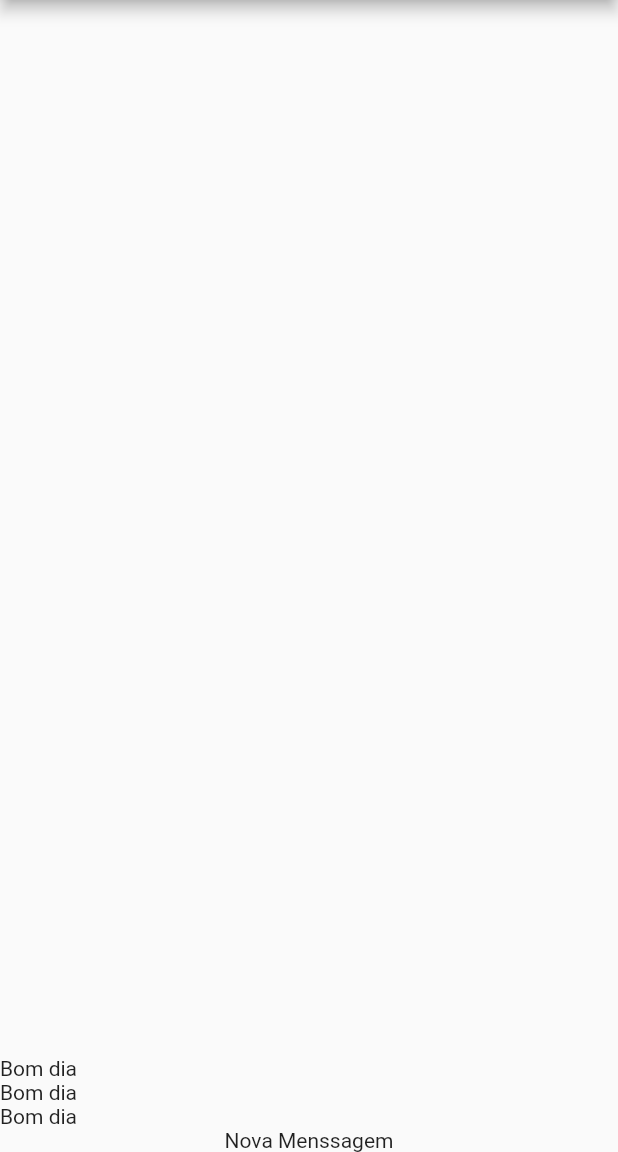
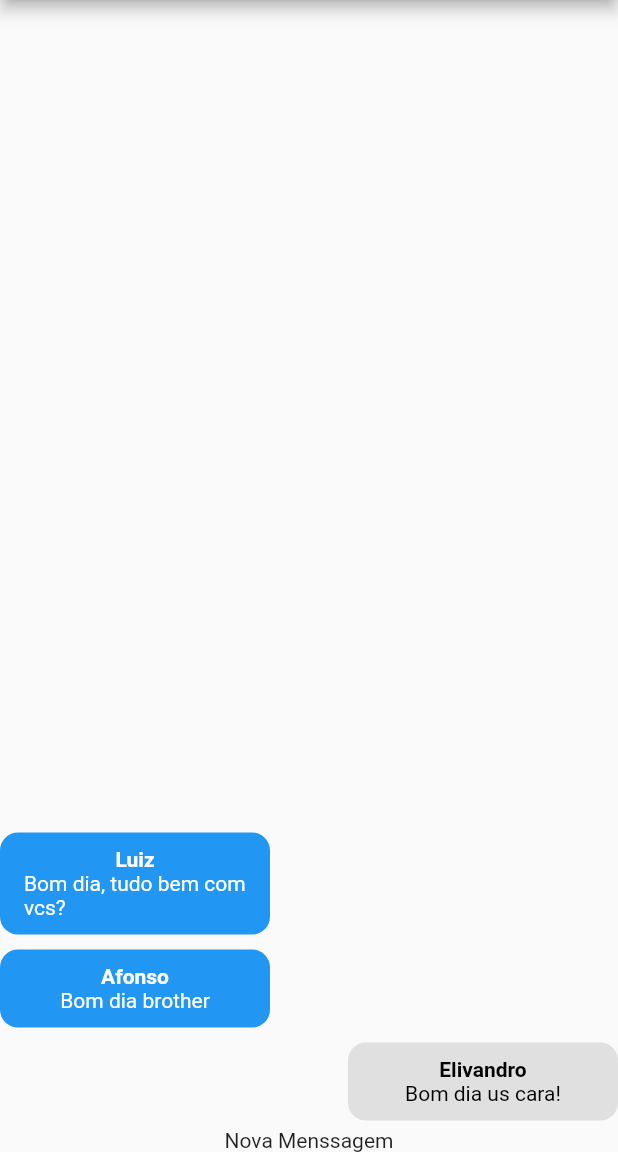
Before and after one commit to oscarbfs/Chat, a Flutter app: the screen it shows after launch, on a phone screen of 412 x 824 dp, the part 84-1236 px from its top. Run offline on Flutter 3.47's test engine with Material 2 defaults, Android fonts, the phone set to English and light mode, and no system bars; our stand-ins replace image_picker; accounts and stored records are empty.

Commit message:
Componente Message Bubble #01

```diff
--- /dev/null
+++ b/lib/components/message_bubble.dart
@@ -0,0 +1,58 @@
+import 'package:chat/core/models/chat_message.dart';
+import 'package:flutter/cupertino.dart';
+import 'package:flutter/material.dart';
+
+class MessageBubble extends StatelessWidget {
+  final ChatMessage message;
+  final bool belongsToCurrentUser;
+
+  const MessageBubble({
+    Key? key,
+    required this.message,
+    required this.belongsToCurrentUser,
+  }) : super(key: key);
+
+  @override
+  Widget build(BuildContext context) {
+    return Row(
+      mainAxisAlignment: belongsToCurrentUser
+          ? MainAxisAlignment.end
+          : MainAxisAlignment.start,
+      children: [
+        Container(
+          decoration: BoxDecoration(
+            color: belongsToCurrentUser
+                ? Colors.grey.shade300
+                : Theme.of(context).colorScheme.secondary,
+            borderRadius: const BorderRadius.all(Radius.circular(12)),
+          ),
+          width: 180,
+          margin: const EdgeInsets.symmetric(
+            vertical: 5,
+          ),
+          padding: const EdgeInsets.symmetric(
+            vertical: 10,
+            horizontal: 16,
+          ),
+          child: Column(
+            children: [
+              Text(
+                message.userName,
+                style: TextStyle(
+                  color: belongsToCurrentUser ? Colors.black : Colors.white,
+                  fontWeight: FontWeight.bold,
+                ),
+              ),
+              Text(
+                message.text,
+                style: TextStyle(
+                  color: belongsToCurrentUser ? Colors.black : Colors.white,
+                ),
+              ),
+            ],
+          ),
+        ),
+      ],
+    );
+  }
+}
--- a/lib/components/messages.dart
+++ b/lib/components/messages.dart
@@ -1,4 +1,6 @@
+import 'package:chat/components/message_bubble.dart';
 import 'package:chat/core/models/chat_message.dart';
+import 'package:chat/core/services/auth/auth_service.dart';
 import 'package:chat/core/services/chat/chat_service.dart';
 import 'package:flutter/material.dart';
 
@@ -7,6 +9,7 @@ class Messages extends StatelessWidget {
 
   @override
   Widget build(BuildContext context) {
+    final currentUser = AuthService().currentUser;
     return StreamBuilder<List<ChatMessage>>(
       stream: ChatService().messagesStream(),
       builder: (ctx, snapshot) {
@@ -23,7 +26,11 @@ class Messages extends StatelessWidget {
           return ListView.builder(
             reverse: true,
             itemCount: msgs.length,
-            itemBuilder: (ctx, i) => Text(msgs[i].text),
+            itemBuilder: (ctx, i) => MessageBubble(
+              key: ValueKey(msgs[i].id),
+              message: msgs[i],
+              belongsToCurrentUser: currentUser?.id == msgs[i].userId,
+            ),
           );
         }
       },
--- a/lib/core/services/chat/chat_mock_service.dart
+++ b/lib/core/services/chat/chat_mock_service.dart
@@ -8,27 +8,27 @@ import 'package:chat/core/services/chat/chat_service.dart';
 class ChatMockService implements ChatService {
   static final List<ChatMessage> _msgs = [
     ChatMessage(
-      id: 'id1',
-      text: 'Bom dia',
+      id: '1',
+      text: 'Bom dia us cara!',
       createdAt: DateTime.now().toString(),
-      userId: '123',
-      userName: 'Teste',
+      userId: '1',
+      userName: 'Elivandro',
       userImageURL: 'assets/images/avatar.png',
     ),
     ChatMessage(
       id: 'id2',
-      text: 'Bom dia',
+      text: 'Bom dia brother',
       createdAt: DateTime.now().toString(),
       userId: '1234',
-      userName: 'Teste1',
+      userName: 'Afonso',
       userImageURL: 'assets/images/avatar.png',
     ),
     ChatMessage(
       id: 'id3',
-      text: 'Bom dia',
+      text: 'Bom dia, tudo bem com vcs?',
       createdAt: DateTime.now().toString(),
       userId: '12345',
-      userName: 'Teste2',
+      userName: 'Luiz',
       userImageURL: 'assets/images/avatar.png',
     ),
   ];
--- a/lib/main.dart
+++ b/lib/main.dart
@@ -14,8 +14,10 @@ class MyApp extends StatelessWidget {
     return MaterialApp(
       title: 'Flutter Demo',
       theme: ThemeData(
-        primarySwatch: Colors.blue,
-      ),
+        primaryColor: Colors.blue,
+      ).copyWith(
+          colorScheme:
+              ThemeData().colorScheme.copyWith(secondary: Colors.blue)),
       home: const AuthOrAppPage(),
       debugShowCheckedModeBanner: false,
     );
```
